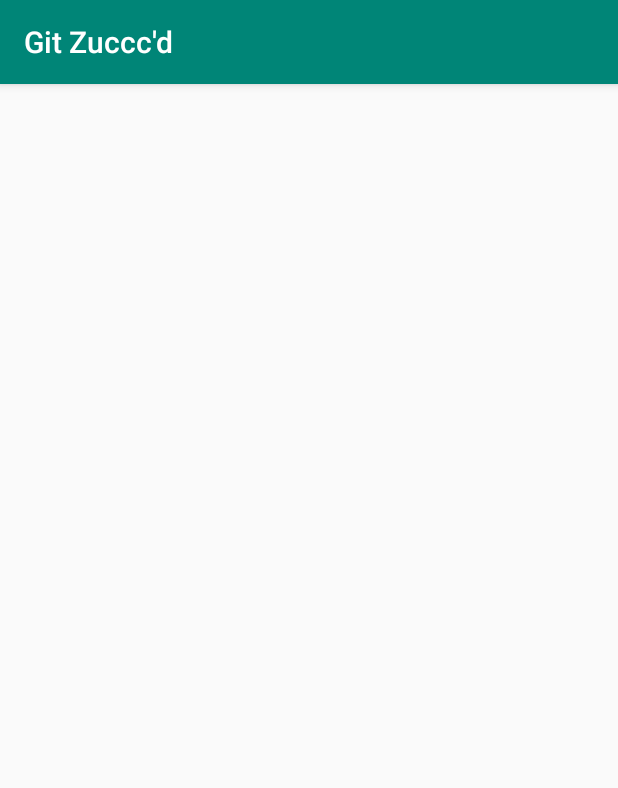
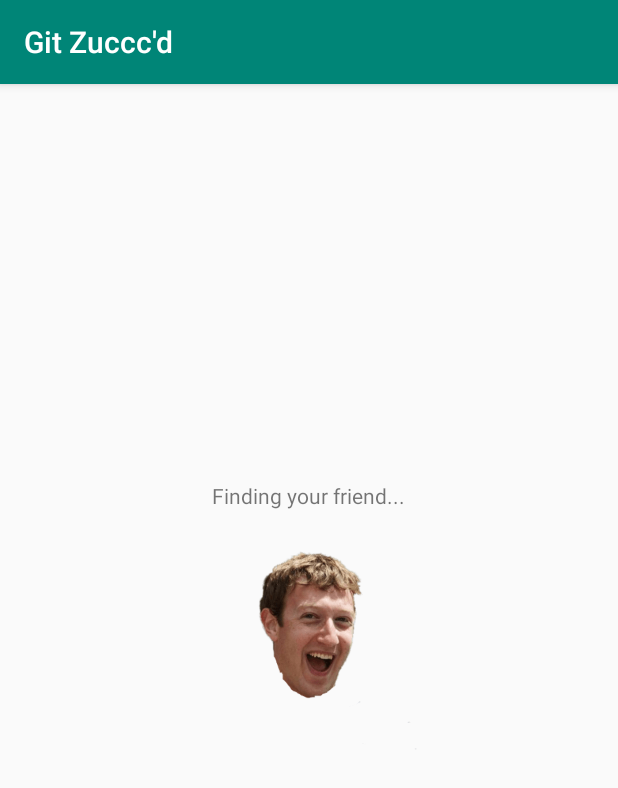
Before and after one commit to pantherman594/hackumassvi, an Android app: the FaceMatchActivity screen opened directly, with no data from a screen before it, on a phone screen of 412 x 824 dp. Shown: the top 788 px of the screen. Run offline under Robolectric (Android 15) with nearby library versions, the phone set to English and light mode, and no system bars; libraries missing offline, so code that uses them is left out: org.opencv.android, org.opencv.core, org.opencv.face, org.opencv.imgproc; 1 statement that could not run was skipped.

Commit message:
added loading screens with zucker

```diff
--- a/app/src/main/java/com/pantherman594/gitzucccd/FaceMatchActivity.java
+++ b/app/src/main/java/com/pantherman594/gitzucccd/FaceMatchActivity.java
@@ -2,10 +2,15 @@ package com.pantherman594.gitzucccd;
 
 import android.content.Intent;
 import android.graphics.Bitmap;
+import android.media.Image;
+import android.os.AsyncTask;
 import android.os.Bundle;
 import android.support.v7.app.AppCompatActivity;
 import android.util.Log;
 import android.util.Pair;
+import android.view.animation.Animation;
+import android.view.animation.AnimationUtils;
+import android.widget.ImageView;
 
 import org.opencv.android.OpenCVLoader;
 import org.opencv.android.Utils;
@@ -25,11 +30,15 @@ public class FaceMatchActivity extends AppCompatActivity {
         super.onCreate(savedInstanceState);
         setContentView(R.layout.activity_face_match);
 
+        ImageView rotateImage=(ImageView) findViewById(R.id.rotate_image);
+        Animation startRotateAnimation = AnimationUtils.loadAnimation(getApplicationContext(), R.anim.android_rotate_animation);
+        rotateImage.startAnimation(startRotateAnimation);
+
         Intent intent = getIntent();
-        Bitmap target = intent.getParcelableExtra("target");
+        final Bitmap target = intent.getParcelableExtra("target");
 
-        String[] usernames = new String[Friend.size()];
-        Bitmap[] sourceBmps = new Bitmap[Friend.size()];
+        final String[] usernames = new String[Friend.size()];
+        final Bitmap[] sourceBmps = new Bitmap[Friend.size()];
 
         for (int i = 0, size = Friend.size(); i < size; i++) {
             Friend friend = Friend.getFriend(i);
@@ -39,12 +48,19 @@ public class FaceMatchActivity extends AppCompatActivity {
         }
 
         if (OpenCVLoader.initDebug()) {
-            Pair<String, Double> result = compare(usernames, sourceBmps, target);
+            new AsyncTask<String, Void, String>() {
+                @Override
+                protected String doInBackground(String... strings) {
+                    Pair<String, Double> result = compare(usernames, sourceBmps, target);
 
-            Intent sendToResult = new Intent(FaceMatchActivity.this, ResultActivity.class);
-            sendToResult.putExtra("username", result.first);
-            sendToResult.putExtra("confidence", result.second);
-            startActivity(sendToResult);
+                    Intent sendToResult = new Intent(FaceMatchActivity.this, ResultActivity.class);
+                    sendToResult.putExtra("username", result.first);
+                    sendToResult.putExtra("confidence", result.second);
+                    startActivity(sendToResult);
+
+                    return null;
+                }
+            }.execute("");
         } else {
             Log.d("EEEEEEE", "Not loaded!");
         }
--- a/app/src/main/java/com/pantherman594/gitzucccd/GitZucccdApplication.java
+++ b/app/src/main/java/com/pantherman594/gitzucccd/GitZucccdApplication.java
@@ -12,7 +12,6 @@ public class GitZucccdApplication extends Application {
         super.onCreate();
         // Create the webview in the application so that it can persist across activities
         browser = new WebView(this);
-        browser.setId(R.id.search_webview);
         browser.setLayoutParams(new LinearLayout.LayoutParams(1080, 1920));
     }
 
--- /dev/null
+++ b/app/src/main/res/anim/android_rotate_animation.xml
@@ -0,0 +1,11 @@
+<?xml version="1.0" encoding="utf-8"?>
+<set xmlns:android="http://schemas.android.com/apk/res/android">
+    <rotate
+        android:duration="1500"
+        android:repeatCount="infinite"
+        android:fromDegrees="0"
+        android:pivotX="50%"
+        android:pivotY="50%"
+        android:startOffset="0"
+        android:toDegrees="360" />
+</set>
--- a/app/src/main/res/layout/activity_face_match.xml
+++ b/app/src/main/res/layout/activity_face_match.xml
@@ -1,9 +1,27 @@
 <?xml version="1.0" encoding="utf-8"?>
-<android.support.constraint.ConstraintLayout xmlns:android="http://schemas.android.com/apk/res/android"
+<RelativeLayout xmlns:android="http://schemas.android.com/apk/res/android"
     xmlns:app="http://schemas.android.com/apk/res-auto"
     xmlns:tools="http://schemas.android.com/tools"
     android:layout_width="match_parent"
     android:layout_height="match_parent"
     tools:context=".FaceMatchActivity">
 
-</android.support.constraint.ConstraintLayout>
+    <TextView
+        android:id="@+id/calculating"
+        android:layout_width="wrap_content"
+        android:layout_height="wrap_content"
+        android:layout_centerHorizontal="true"
+        android:layout_above="@id/rotate_image"
+        android:text="Finding your friend..."/>
+
+    <ImageView
+        android:id="@+id/rotate_image"
+        android:layout_width="200dp"
+        android:layout_height="200dp"
+        android:src="@drawable/zucker"
+        android:layout_centerHorizontal="true"
+        android:layout_centerVertical="true"
+        />
+
+
+</RelativeLayout>
```
Also changed, not shown: app/src/main/java/com/pantherman594/gitzucccd/SearchActivity.java (+7 -0 lines), app/src/main/res/layout/activity_search.xml (+18 -6 lines), app/src/main/res/drawable/zucker.png (added).
